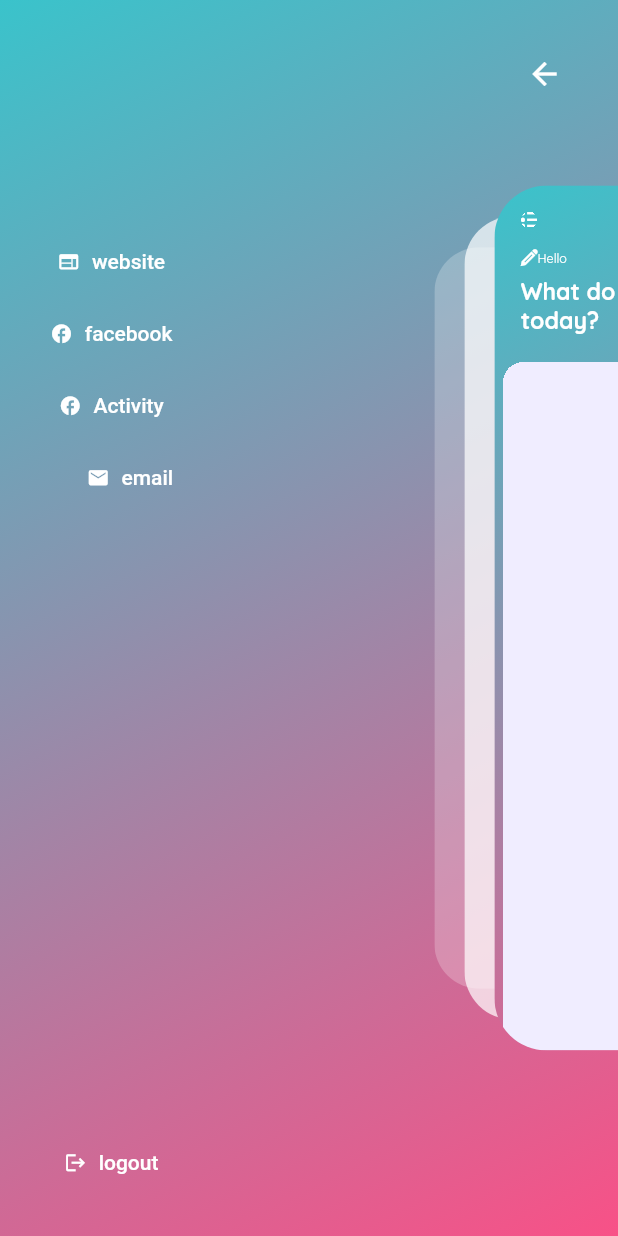
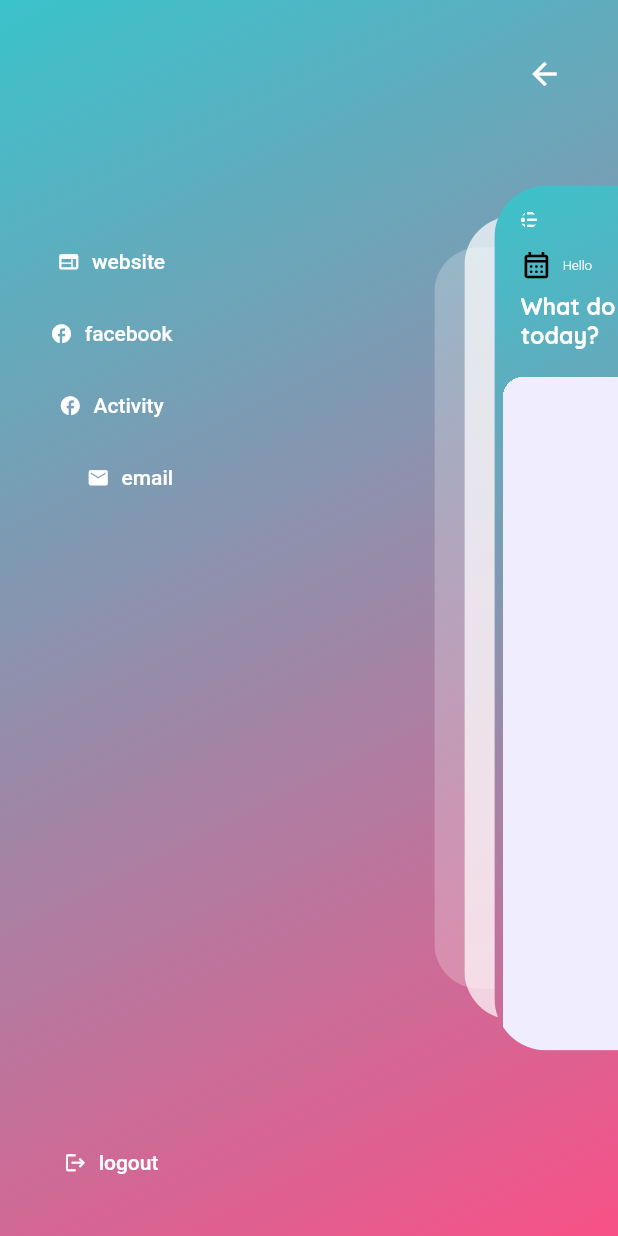
Before and after one commit to DucHungGithub/study_app, a Flutter app: the HomeScreen screen opened by its route, after a tap on an icon or button, on a phone screen of 412 x 824 dp. Run offline on Flutter 3.47's test engine with Material 2 defaults, Android fonts, the phone set to English and light mode, and no system bars; drawn by our look-alikes of flutter_zoom_drawer; our stand-ins replace cached_network_image, cloud_firestore, firebase_auth, firebase_core, firebase_storage, flutter_heatmap_calendar and 6 more; missing offline and left inert: easy_separator, firebase_app_check; accounts and stored records are empty.

```diff
--- a/lib/routes/app_routes.dart
+++ b/lib/routes/app_routes.dart
@@ -3,6 +3,7 @@ import 'package:study_app_project/controllers/habit_controller.dart';
 import 'package:study_app_project/controllers/question_page/question_paper_controller.dart';
 import 'package:study_app_project/controllers/question_page/questions_controller.dart';
 import 'package:study_app_project/controllers/zoom_drawer_controller.dart';
+import 'package:study_app_project/screen/calendar/calendar_screen.dart';
 import 'package:study_app_project/screen/home/home_screen.dart';
 import 'package:study_app_project/screen/introduction/introduction.dart';
 import 'package:study_app_project/screen/login/login_screen.dart';
@@ -63,5 +64,9 @@ class AppRoutes {
             },
           ),
         ),
+        GetPage(
+          name: CalendarScreen.routeName,
+          page: () => const CalendarScreen(),
+        ),
       ];
 }
--- a/lib/screen/home/home_screen.dart
+++ b/lib/screen/home/home_screen.dart
@@ -1,4 +1,5 @@
 import 'package:flutter/material.dart';
+import 'package:flutter_svg/svg.dart';
 import 'package:flutter_zoom_drawer/flutter_zoom_drawer.dart';
 import 'package:get/get.dart';
 import 'package:study_app_project/configs/themes/app_colors.dart';
@@ -7,10 +8,12 @@ import 'package:study_app_project/configs/themes/custom_text_styles.dart';
 import 'package:study_app_project/configs/themes/ui_parameters.dart';
 import 'package:study_app_project/controllers/question_page/question_paper_controller.dart';
 import 'package:study_app_project/controllers/zoom_drawer_controller.dart';
+import 'package:study_app_project/screen/calendar/calendar_screen.dart';
 import 'package:study_app_project/screen/home/menu_screen.dart';
 import 'package:study_app_project/screen/home/question_card.dart';
 import 'package:study_app_project/widgets/app_circle_button.dart';
 import 'package:study_app_project/widgets/content_area.dart';
+
 
 class HomeScreen extends GetView<MyZoomDrawerController> {
   const HomeScreen({super.key});
@@ -55,9 +58,14 @@ class HomeScreen extends GetView<MyZoomDrawerController> {
                           padding: const EdgeInsets.symmetric(vertical: 10),
                           child: Row(
                             children: [
-                              const Icon(
-                                AppIcons.peace,
-                                color: Colors.white,
+                              InkWell(
+                                onTap: () {
+                                  Get.toNamed(CalendarScreen.routeName);
+                                },
+                                child: SvgPicture.asset("assets/icons/calendar.svg", height: 30.0, width: 30.0)
+                              ),
+                              const SizedBox(
+                                width: 10.0,
                               ),
                               Text(
                                 "Hello ${controller.user.value != null ? controller.user.value!.displayName : "friend"}",
--- a/pubspec.yaml
+++ b/pubspec.yaml
@@ -30,6 +30,7 @@ environment:
 dependencies:
   flutter:
     sdk: flutter
+  syncfusion_flutter_calendar: ^22.2.12
 
 
   # The following adds the Cupertino Icons font to your application.
```
Also changed, not shown: lib/screen/calendar/calendar_screen.dart (added, +63 -0 lines), assets/icons/calendar.svg (added), assets/icons/calendar_view_day.svg (added), assets/icons/calendar_view_month.svg (added), assets/icons/calendar_view_week.svg (added), pubspec.lock, 1 other file.
